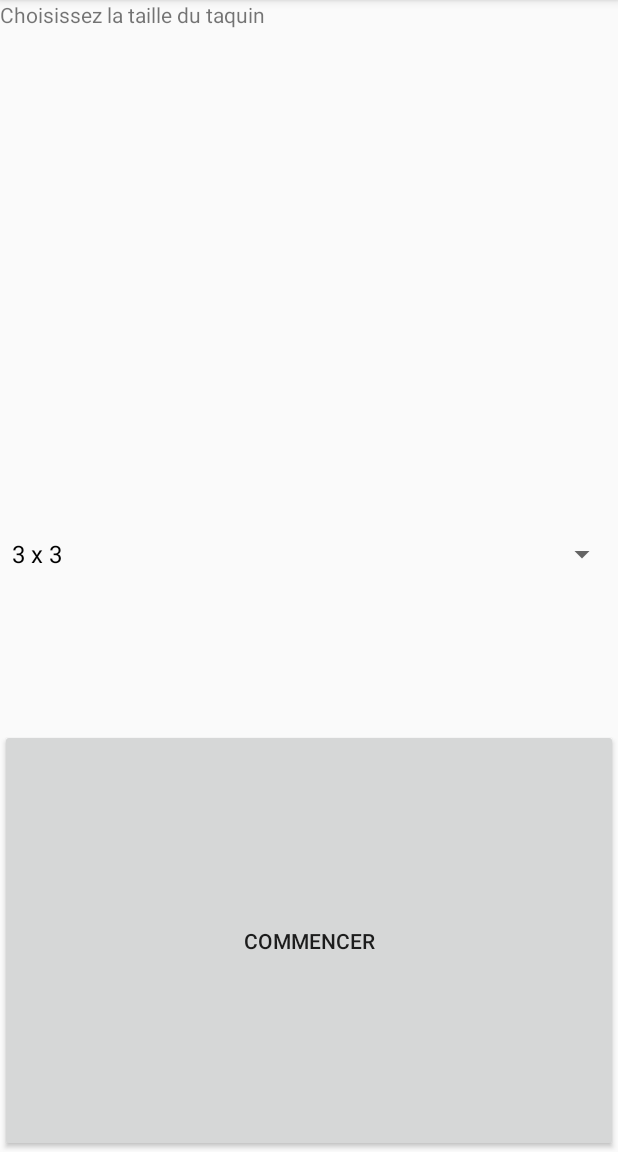
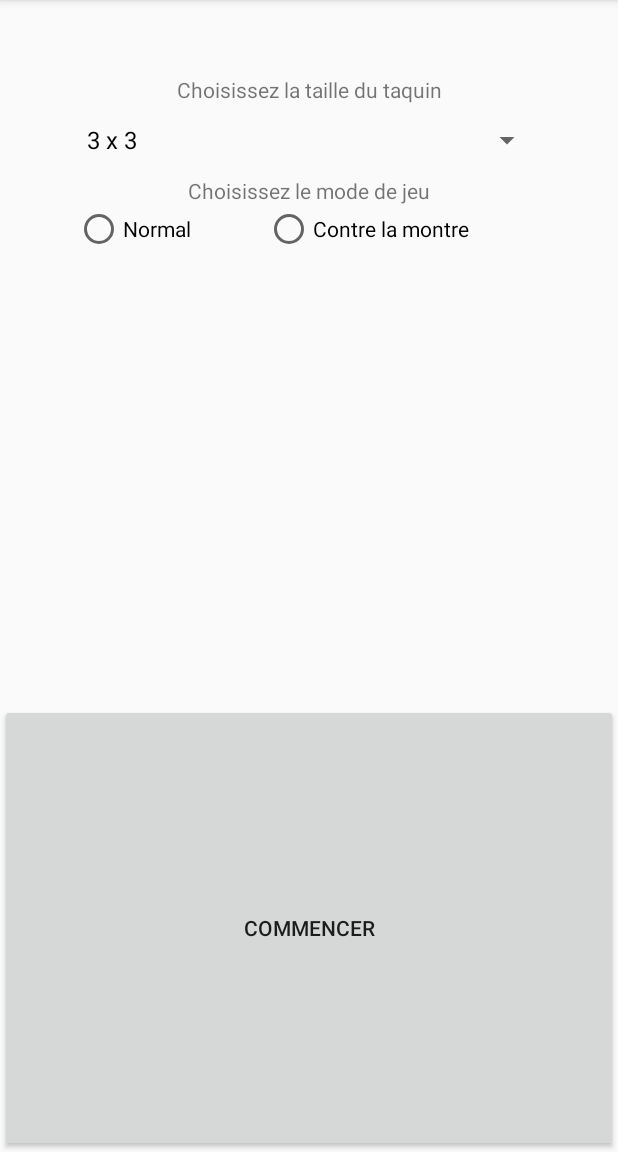
Before and after one commit to SamirToularhmine/TaquinGLES, an Android app: the screen it shows after launch (MenuPrincipalActivity), on a phone screen of 412 x 824 dp, the part 84-1236 px from its top. Run offline under Robolectric (Android 15) with nearby library versions, the phone set to English and light mode, and no system bars.

Commit message:
debut du choix de difficultés

```diff
--- a/app/src/main/java/fr/univ/taquingles/OpenGLES20Activity.java
+++ b/app/src/main/java/fr/univ/taquingles/OpenGLES20Activity.java
@@ -30,7 +30,7 @@ public class OpenGLES20Activity extends Activity {
            MyGLSurfaceView : classe à implémenter et en particulier la partie renderer */
 
         /* Pour le plein écran */
-        requestWindowFeature(Window.FEATURE_NO_TITLE);
+        //requestWindowFeature(Window.FEATURE_NO_TITLE);
         getWindow().setFlags(
                 WindowManager.LayoutParams.FLAG_FULLSCREEN,
                 WindowManager.LayoutParams.FLAG_FULLSCREEN);
--- a/app/src/main/res/layout/activity_menu_principal.xml
+++ b/app/src/main/res/layout/activity_menu_principal.xml
@@ -3,29 +3,67 @@
     xmlns:tools="http://schemas.android.com/tools"
     android:layout_width="match_parent"
     android:layout_height="match_parent"
-    tools:context=".MenuPrincipalActivity"
-    android:orientation="vertical">
+    android:orientation="vertical"
+    tools:context=".MenuPrincipalActivity">
 
-
-    <TextView
-        android:id="@+id/textView"
+    <LinearLayout
         android:layout_width="match_parent"
         android:layout_height="wrap_content"
         android:layout_weight="1"
-        android:text="@string/taille_text" />
+        android:orientation="vertical"
+        android:padding="50dp">
 
-    <Spinner
-        android:id="@+id/spinner"
-        android:layout_width="match_parent"
-        android:layout_height="0dp"
-        android:layout_weight="1"
-        android:spinnerMode="dropdown" />
+        <TextView
+            android:id="@+id/textViewTaille"
+            android:layout_width="match_parent"
+            android:layout_height="wrap_content"
+            android:gravity="center"
+            android:text="@string/taille_text" />
+
+        <Spinner
+            android:id="@+id/spinner"
+            android:layout_width="match_parent"
+            android:layout_height="wrap_content"
+            android:spinnerMode="dropdown" />
+
+        <TextView
+            android:id="@+id/textViewMode"
+            android:layout_width="match_parent"
+            android:layout_height="wrap_content"
+            android:gravity="center"
+            android:text="@string/mode_jeu" />
+
+        <RadioGroup
+            android:layout_width="match_parent"
+            android:layout_height="match_parent"
+            android:orientation="horizontal"
+            >
+
+            <RadioButton
+                android:id="@+id/radioButton"
+                android:layout_width="wrap_content"
+                android:layout_height="wrap_content"
+                android:layout_weight="1"
+                android:text="@string/normal"
+                />
+            <RadioButton
+                android:id="@+id/radioButton2"
+                android:layout_width="wrap_content"
+                android:layout_height="wrap_content"
+                android:layout_weight="1"
+                android:text="@string/contre_la_montre" />
+
+
+        </RadioGroup>
+
+    </LinearLayout>
+
 
     <Button
         android:id="@+id/commencer"
         android:layout_width="match_parent"
         android:layout_height="wrap_content"
+        android:layout_weight="1"
         android:onClick="lancerJeu"
-        android:layout_weight="1"
         android:text="@string/commencer" />
 </LinearLayout>
--- a/app/src/main/res/values/strings.xml
+++ b/app/src/main/res/values/strings.xml
@@ -2,4 +2,7 @@
     <string name="app_name">TaquinGLES</string>
     <string name="commencer">Commencer</string>
     <string name="taille_text">Choisissez la taille du taquin</string>
+    <string name="mode_jeu">Choisissez le mode de jeu</string>
+    <string name="normal">Normal</string>
+    <string name="contre_la_montre">Contre la montre</string>
 </resources>
```
Also changed, not shown: 1 other file.
